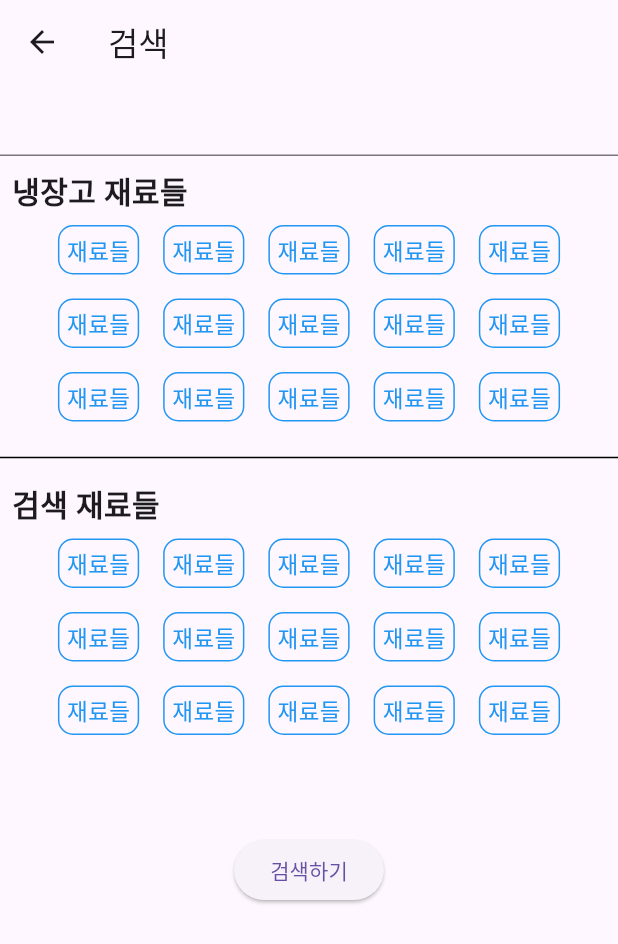
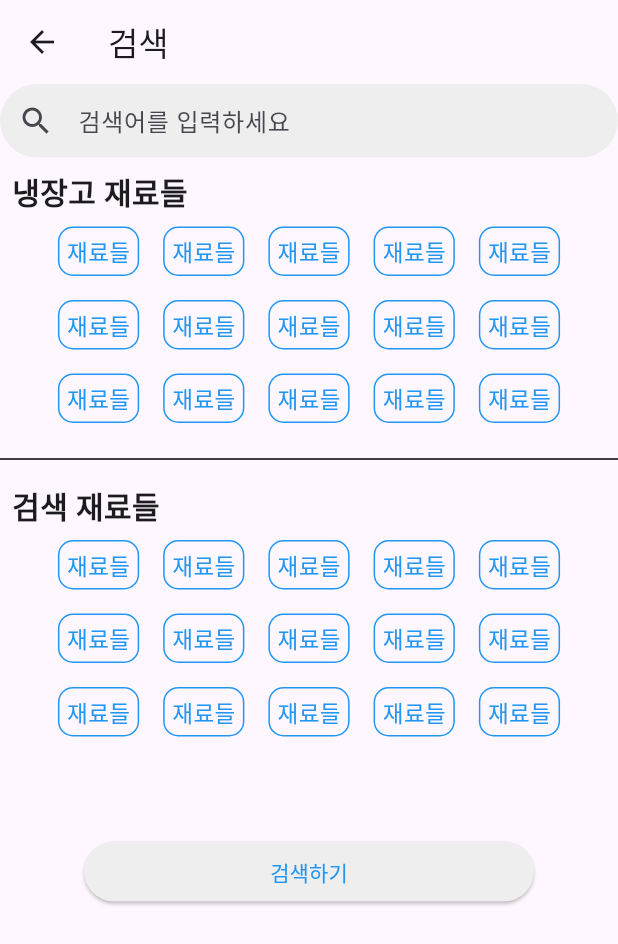
Before and after one commit to jinju9513/recipea-, a Flutter app: the SearchPage screen opened directly, on a phone screen of 412 x 824 dp. Shown: the top 944 px of the screen. Run offline on Flutter 3.47's test engine with Material 3 defaults, Android fonts, the phone set to English and light mode, and no system bars; our stand-ins replace material_design_icons_flutter.

Commit message:
fix: 텍스트폼 필드 디자인 수정 및 검색 버튼 재조정

```diff
--- a/lib/UI/pages/search/search_page.dart
+++ b/lib/UI/pages/search/search_page.dart
@@ -16,7 +16,15 @@ class SearchPage extends StatelessWidget {
           Divider(color: Colors.black),
           RegistDoneIngredient(),
           SizedBox(height: 50),
-          ElevatedButton(
+          SizedBox(
+            width: 300,
+
+            child: ElevatedButton(
+              style: ElevatedButton.styleFrom(
+                backgroundColor: Colors.grey[200],
+                foregroundColor: Colors.blue,
+              ),
+
               onPressed: () {
                 Navigator.push(
                   context,
@@ -25,6 +33,7 @@ class SearchPage extends StatelessWidget {
               },
               child: Text('검색하기'),
             ),
+          ),
         ],
       ),
     );
--- a/lib/UI/pages/search/widgets/search_field.dart
+++ b/lib/UI/pages/search/widgets/search_field.dart
@@ -3,6 +3,18 @@ import 'package:flutter/material.dart';
 class SearchField extends StatelessWidget {
   @override
   Widget build(BuildContext context) {
-    return TextFormField();
+    return TextFormField(
+      decoration: InputDecoration(
+        hintText: '검색어를 입력하세요',
+        prefixIcon: Icon(Icons.search),
+        filled: true,
+        fillColor: Colors.grey[200],
+        contentPadding: EdgeInsets.symmetric(vertical: 12, horizontal: 16),
+        border: OutlineInputBorder(
+          borderRadius: BorderRadius.circular(30),
+          borderSide: BorderSide.none,
+        ),
+      ),
+    );
   }
 }
```
Lines whose indentation alone changed are shown as unchanged.
